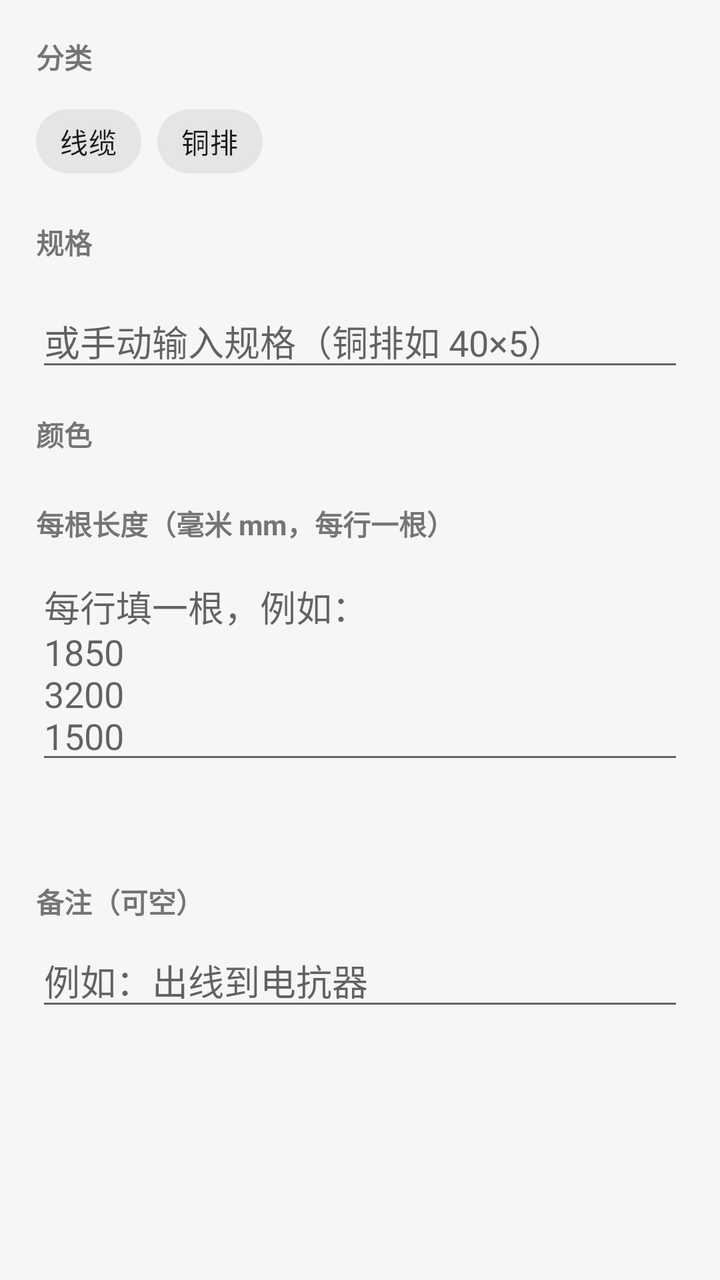
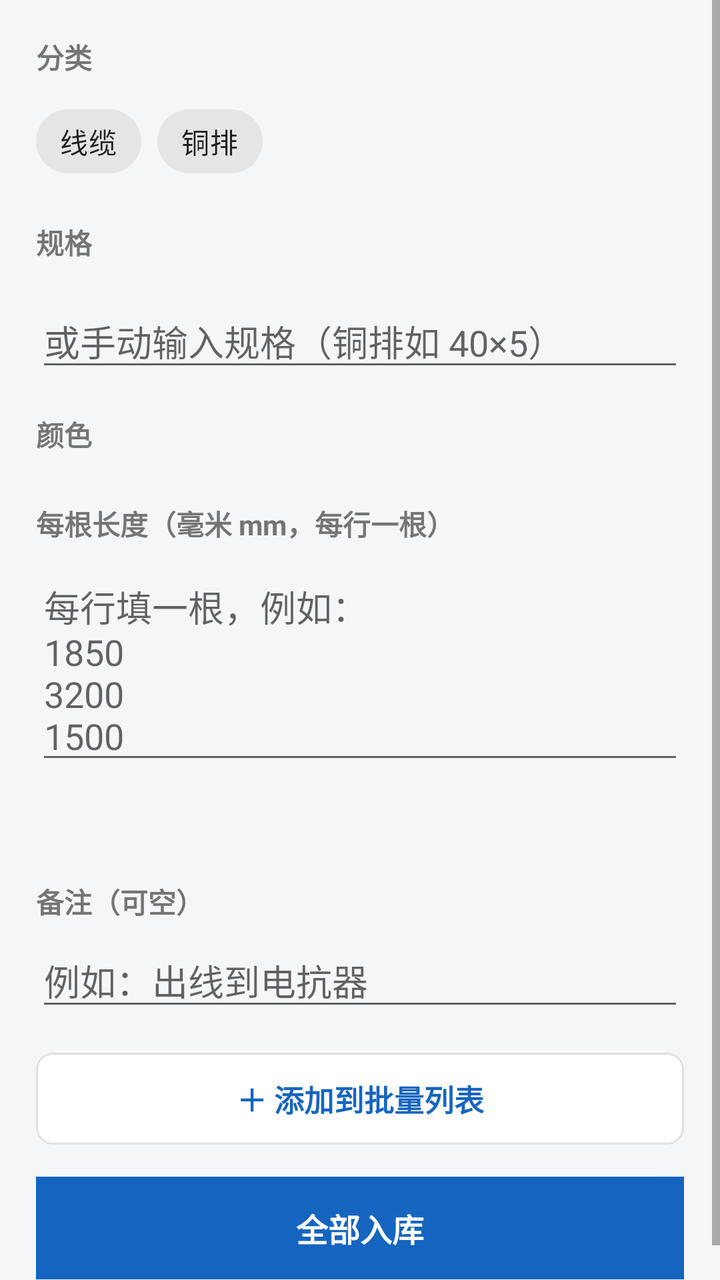

Screens rendered from an Android XML layout before and after an edit, with the pre-edit source and the edit as a unified diff.
<!-- AndroidManifest.xml: application theme Theme.App -->
<!-- res/layout/dialog_record.xml -->
<?xml version="1.0" encoding="utf-8"?>
<ScrollView xmlns:android="http://schemas.android.com/apk/res/android"
    xmlns:app="http://schemas.android.com/apk/res-auto"
    android:layout_width="match_parent"
    android:layout_height="wrap_content">
    <LinearLayout xmlns:android="http://schemas.android.com/apk/res/android"
        android:layout_width="match_parent"
        android:layout_height="wrap_content"
        android:orientation="vertical"
        android:padding="18dp">

        <TextView
            android:layout_width="wrap_content"
            android:layout_height="wrap_content"
            android:text="分类"
            android:textSize="14sp"
            android:textStyle="bold"
            android:textColor="@color/text_secondary" />

        <com.google.android.material.chip.ChipGroup
            android:id="@+id/cg_kind"
            android:layout_width="match_parent"
            android:layout_height="wrap_content"
            android:layout_marginTop="8dp"
            app:singleSelection="true"
            app:selectionRequired="true">

            <com.google.android.material.chip.Chip
                android:id="@+id/chip_kind_wire"
                style="@style/Widget.MaterialComponents.Chip.Choice"
                android:layout_width="wrap_content"
                android:layout_height="wrap_content"
                android:text="线缆"
                app:checkedIconVisible="false" />

            <com.google.android.material.chip.Chip
                android:id="@+id/chip_kind_busbar"
                style="@style/Widget.MaterialComponents.Chip.Choice"
                android:layout_width="wrap_content"
                android:layout_height="wrap_content"
                android:text="铜排"
                app:checkedIconVisible="false" />
        </com.google.android.material.chip.ChipGroup>

        <TextView
            android:id="@+id/tv_spec_label"
            android:layout_width="wrap_content"
            android:layout_height="wrap_content"
            android:text="规格"
            android:textSize="14sp"
            android:textStyle="bold"
            android:textColor="@color/text_secondary"
            android:layout_marginTop="16dp" />

        <com.google.android.material.chip.ChipGroup
            android:id="@+id/cg_spec"
            android:layout_width="match_parent"
            android:layout_height="wrap_content"
            android:layout_marginTop="8dp"
            app:singleSelection="true">

            
        </com.google.android.material.chip.ChipGroup>

        <EditText
            android:id="@+id/et_spec_custom"
            android:layout_width="match_parent"
            android:layout_height="wrap_content"
            android:hint="或手动输入规格（铜排如 40×5）"
            android:inputType="text"
            android:importantForAutofill="no"
            android:layout_marginTop="8dp"
            android:visibility="visible" />

        <TextView
            android:id="@+id/tv_color_label"
            android:layout_width="wrap_content"
            android:layout_height="wrap_content"
            android:text="颜色"
            android:textSize="14sp"
            android:textStyle="bold"
            android:textColor="@color/text_secondary"
            android:layout_marginTop="16dp" />

        <com.google.android.material.chip.ChipGroup
            android:id="@+id/cg_color"
            android:layout_width="match_parent"
            android:layout_height="wrap_content"
            android:layout_marginTop="8dp"
            app:singleSelection="true">

            
        </com.google.android.material.chip.ChipGroup>

        <TextView
            android:id="@+id/tv_len_label"
            android:layout_width="wrap_content"
            android:layout_height="wrap_content"
            android:text="每根长度（毫米 mm，每行一根）"
            android:textSize="14sp"
            android:textStyle="bold"
            android:textColor="@color/text_secondary"
            android:layout_marginTop="16dp" />

        <EditText
            android:id="@+id/et_length"
            android:layout_width="match_parent"
            android:layout_height="wrap_content"
            android:gravity="top|start"
            android:minLines="3"
            android:hint="每行填一根，例如：&#10;1850&#10;3200&#10;1500"
            android:inputType="textMultiLine"
            android:importantForAutofill="no"
            android:layout_marginTop="8dp" />

        <TextView
            android:id="@+id/tv_length_preview"
            android:layout_width="wrap_content"
            android:layout_height="wrap_content"
            android:text=""
            android:textColor="@color/text_secondary"
            android:textSize="13sp"
            android:layout_marginTop="4dp" />

        <TextView
            android:id="@+id/tv_existing_total"
            android:layout_width="wrap_content"
            android:layout_height="wrap_content"
            android:text=""
            android:textColor="@color/primary"
            android:textSize="13sp"
            android:layout_marginTop="2dp" />

        <TextView
            android:layout_width="wrap_content"
            android:layout_height="wrap_content"
            android:text="备注（可空）"
            android:textSize="14sp"
            android:textStyle="bold"
            android:textColor="@color/text_secondary"
            android:layout_marginTop="12dp" />

        <EditText
            android:id="@+id/et_note"
            android:layout_width="match_parent"
            android:layout_height="wrap_content"
            android:hint="例如：出线到电抗器"
            android:inputType="text"
            android:importantForAutofill="no"
            android:layout_marginTop="6dp" />
    </LinearLayout>
</ScrollView>
<!-- resources referenced by this layout -->
<resources>
  <color name="primary">#1565C0</color>
  <color name="text_secondary">#757575</color>
  <style name="Theme.App" parent="Theme.MaterialComponents.DayNight.NoActionBar">
          <item name="colorPrimary">@color/primary</item>
          <item name="colorPrimaryDark">@color/primary_dark</item>
          <item name="colorAccent">@color/accent</item>
          <item name="android:statusBarColor">@color/primary_dark</item>
          <item name="android:windowBackground">@color/bg_window</item>
      </style>
  <color name="primary_dark">#0D47A1</color>
  <color name="accent">#FF8F00</color>
  <color name="bg_window">#F5F6F8</color>
</resources>

<!-- the commit's change to res/layout/dialog_record.xml (unified diff, before → after) -->
@@ -10,6 +10,17 @@
         android:padding="18dp">
 
         <TextView
+            android:id="@+id/tv_append_summary"
+            android:layout_width="match_parent"
+            android:layout_height="wrap_content"
+            android:text=""
+            android:textColor="@color/primary"
+            android:textSize="15sp"
+            android:textStyle="bold"
+            android:visibility="gone" />
+
+        <TextView
+            android:id="@+id/tv_kind_label"
             android:layout_width="wrap_content"
             android:layout_height="wrap_content"
             android:text="分类"
@@ -132,6 +143,7 @@
             android:layout_marginTop="2dp" />
 
         <TextView
+            android:id="@+id/tv_note_label"
             android:layout_width="wrap_content"
             android:layout_height="wrap_content"
             android:text="备注（可空）"
@@ -148,5 +160,50 @@
             android:inputType="text"
             android:importantForAutofill="no"
             android:layout_marginTop="6dp" />
+
+        <TextView
+            android:id="@+id/tv_stage_add_btn"
+            android:layout_width="match_parent"
+            android:layout_height="wrap_content"
+            android:layout_marginTop="16dp"
+            android:padding="12dp"
+            android:gravity="center"
+            android:text="＋ 添加到批量列表"
+            android:textColor="@color/primary"
+            android:textSize="15sp"
+            android:textStyle="bold"
+            android:background="@drawable/bg_input" />
+
+        <TextView
+            android:id="@+id/tv_staging_label"
+            android:layout_width="wrap_content"
+            android:layout_height="wrap_content"
+            android:layout_marginTop="16dp"
+            android:text="批量列表（点击项可编辑/删除）"
+            android:textSize="14sp"
+            android:textStyle="bold"
+            android:textColor="@color/text_secondary"
+            android:visibility="gone" />
+
+        <LinearLayout
+            android:id="@+id/ll_staging"
+            android:layout_width="match_parent"
+            android:layout_height="wrap_content"
+            android:orientation="vertical"
+            android:layout_marginTop="4dp"
+            android:visibility="gone" />
+
+        <TextView
+            android:id="@+id/btn_stage_submit"
+            android:layout_width="match_parent"
+            android:layout_height="wrap_content"
+            android:layout_marginTop="16dp"
+            android:padding="14dp"
+            android:gravity="center"
+            android:text="全部入库"
+            android:textColor="#FFFFFF"
+            android:textSize="16sp"
+            android:textStyle="bold"
+            android:background="@color/primary" />
     </LinearLayout>
 </ScrollView>
<!-- resource entries referenced after the edit -->
@@ -2,6 +2,14 @@
 <resources>
   <color name="primary">#1565C0</color>
   <color name="text_secondary">#757575</color>
+  <!-- drawable bg_input (drawable) -->
+  <?xml version="1.0" encoding="utf-8"?>
+  <shape xmlns:android="http://schemas.android.com/apk/res/android"
+      android:shape="rectangle">
+      <solid android:color="@color/bg_card" />
+      <stroke android:width="1dp" android:color="@color/divider" />
+      <corners android:radius="8dp" />
+  </shape>
   <style name="Theme.App" parent="Theme.MaterialComponents.DayNight.NoActionBar">
           <item name="colorPrimary">@color/primary</item>
           <item name="colorPrimaryDark">@color/primary_dark</item>
@@ -9,6 +17,8 @@
           <item name="android:statusBarColor">@color/primary_dark</item>
           <item name="android:windowBackground">@color/bg_window</item>
       </style>
+  <color name="bg_card">#FFFFFF</color>
+  <color name="divider">#E0E0E0</color>
   <color name="primary_dark">#0D47A1</color>
   <color name="accent">#FF8F00</color>
   <color name="bg_window">#F5F6F8</color>
